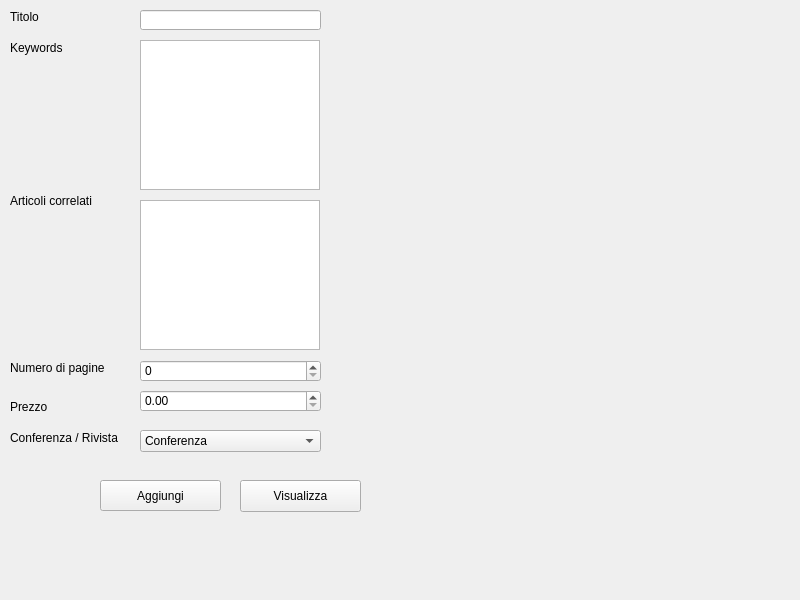
The window that Progetto/paginaarticolo.ui (marcovirgillo/ProgettoPO) describes before a commit, drawn with Qt 5.
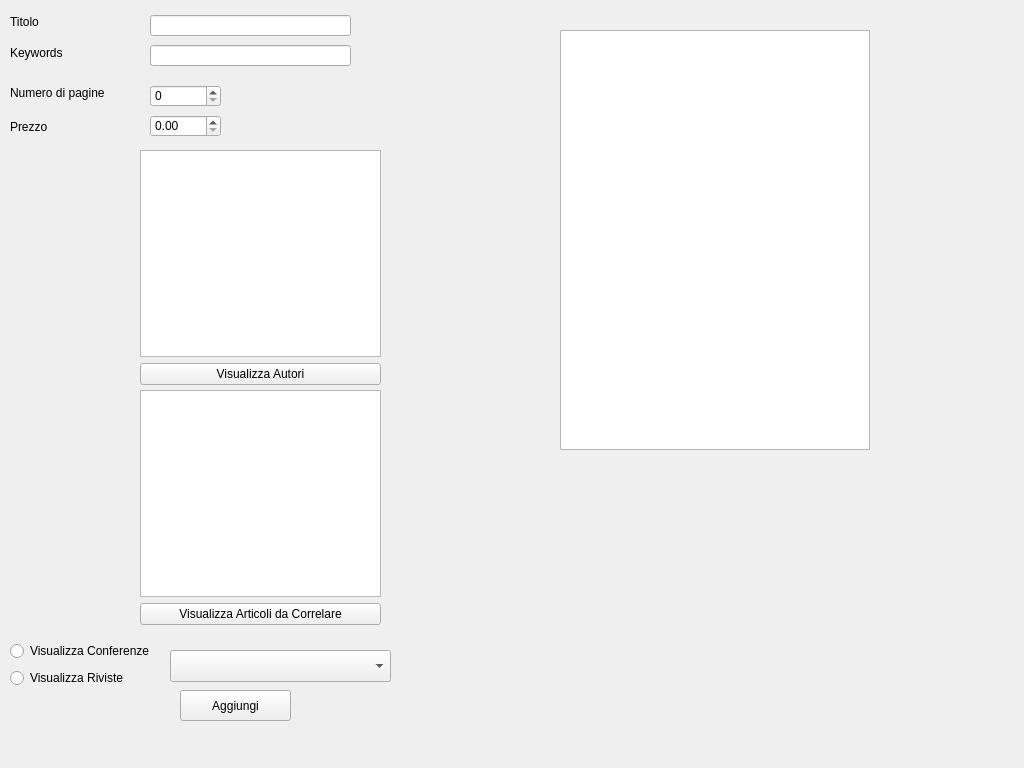
The same window after the commit.

Diff of the .ui file:
```diff
--- a/Progetto/paginaarticolo.ui
+++ b/Progetto/paginaarticolo.ui
@@ -6,8 +6,8 @@
    <rect>
     <x>0</x>
     <y>0</y>
-    <width>800</width>
-    <height>600</height>
+    <width>1024</width>
+    <height>768</height>
    </rect>
   </property>
   <property name="windowTitle">
@@ -18,36 +18,16 @@
     <rect>
      <x>0</x>
      <y>0</y>
-     <width>800</width>
-     <height>550</height>
+     <width>1024</width>
+     <height>718</height>
     </rect>
    </property>
    <widget class="QWidget" name="Home">
-    <widget class="QComboBox" name="Tipo">
-     <property name="geometry">
-      <rect>
-       <x>140</x>
-       <y>430</y>
-       <width>181</width>
-       <height>22</height>
-      </rect>
-     </property>
-     <item>
-      <property name="text">
-       <string>Conferenza</string>
-      </property>
-     </item>
-     <item>
-      <property name="text">
-       <string>Rivista</string>
-      </property>
-     </item>
-    </widget>
     <widget class="QLabel" name="labelPrezzo">
      <property name="geometry">
       <rect>
        <x>10</x>
-       <y>400</y>
+       <y>120</y>
        <width>47</width>
        <height>13</height>
       </rect>
@@ -60,7 +40,7 @@
      <property name="geometry">
       <rect>
        <x>10</x>
-       <y>360</y>
+       <y>85</y>
        <width>111</width>
        <height>16</height>
       </rect>
@@ -69,24 +49,11 @@
       <string>Numero di pagine</string>
      </property>
     </widget>
-    <widget class="QLabel" name="labelConferenzaRivista">
-     <property name="geometry">
-      <rect>
-       <x>10</x>
-       <y>430</y>
-       <width>121</width>
-       <height>16</height>
-      </rect>
-     </property>
-     <property name="text">
-      <string>Conferenza / Rivista</string>
-     </property>
-    </widget>
     <widget class="QLabel" name="labelKeywords">
      <property name="geometry">
       <rect>
        <x>10</x>
-       <y>40</y>
+       <y>45</y>
        <width>71</width>
        <height>16</height>
       </rect>
@@ -99,7 +66,7 @@
      <property name="geometry">
       <rect>
        <x>10</x>
-       <y>10</y>
+       <y>15</y>
        <width>47</width>
        <height>13</height>
       </rect>
@@ -108,25 +75,12 @@
       <string>Titolo</string>
      </property>
     </widget>
-    <widget class="QPushButton" name="buttonVisualizza">
-     <property name="geometry">
-      <rect>
-       <x>240</x>
-       <y>480</y>
-       <width>121</width>
-       <height>32</height>
-      </rect>
-     </property>
-     <property name="text">
-      <string>Visualizza</string>
-     </property>
-    </widget>
     <widget class="QSpinBox" name="NumeroPagine">
      <property name="geometry">
       <rect>
-       <x>140</x>
-       <y>360</y>
-       <width>181</width>
+       <x>150</x>
+       <y>85</y>
+       <width>71</width>
        <height>22</height>
       </rect>
      </property>
@@ -134,95 +88,138 @@
     <widget class="QLineEdit" name="Titolo">
      <property name="geometry">
       <rect>
-       <x>140</x>
-       <y>10</y>
-       <width>181</width>
-       <height>20</height>
-      </rect>
-     </property>
-    </widget>
-    <widget class="QPushButton" name="buttonAggiungi">
-     <property name="geometry">
-      <rect>
-       <x>100</x>
-       <y>480</y>
-       <width>121</width>
-       <height>31</height>
-      </rect>
-     </property>
-     <property name="text">
-      <string>Aggiungi</string>
-     </property>
-    </widget>
-    <widget class="QTextEdit" name="ArticoliCorrelati">
-     <property name="geometry">
-      <rect>
-       <x>140</x>
-       <y>200</y>
-       <width>180</width>
-       <height>150</height>
-      </rect>
-     </property>
-    </widget>
-    <widget class="QLabel" name="labelArticoliCorrelati">
-     <property name="geometry">
-      <rect>
-       <x>10</x>
-       <y>190</y>
-       <width>101</width>
+       <x>150</x>
+       <y>15</y>
+       <width>201</width>
        <height>21</height>
       </rect>
      </property>
-     <property name="text">
-      <string>Articoli correlati</string>
-     </property>
     </widget>
     <widget class="QDoubleSpinBox" name="Prezzo">
      <property name="geometry">
       <rect>
-       <x>140</x>
-       <y>390</y>
-       <width>181</width>
+       <x>150</x>
+       <y>115</y>
+       <width>71</width>
        <height>22</height>
       </rect>
      </property>
     </widget>
-    <widget class="QTextEdit" name="Keywords">
+    <widget class="QLineEdit" name="Keywords">
      <property name="geometry">
       <rect>
-       <x>140</x>
-       <y>40</y>
-       <width>180</width>
-       <height>150</height>
+       <x>150</x>
+       <y>45</y>
+       <width>201</width>
+       <height>21</height>
       </rect>
      </property>
     </widget>
-   </widget>
-   <widget class="QWidget" name="pageVisualizza">
     <widget class="QListWidget" name="listArticoli">
      <property name="geometry">
       <rect>
-       <x>220</x>
-       <y>110</y>
-       <width>330</width>
-       <height>370</height>
+       <x>560</x>
+       <y>30</y>
+       <width>310</width>
+       <height>420</height>
       </rect>
      </property>
     </widget>
-    <widget class="QLabel" name="labelArticoliInseriti">
+    <widget class="QComboBox" name="PubblicatoPer">
      <property name="geometry">
       <rect>
-       <x>40</x>
-       <y>60</y>
-       <width>100</width>
-       <height>20</height>
+       <x>170</x>
+       <y>650</y>
+       <width>221</width>
+       <height>32</height>
       </rect>
      </property>
-     <property name="text">
-      <string>Articoli inseriti:</string>
+    </widget>
+    <widget class="QWidget" name="">
+     <property name="geometry">
+      <rect>
+       <x>140</x>
+       <y>390</y>
+       <width>241</width>
+       <height>235</height>
+      </rect>
      </property>
+     <layout class="QVBoxLayout" name="verticalLayout">
+      <item>
+       <widget class="QListWidget" name="listArticoliCorrelati"/>
+      </item>
+      <item>
+       <widget class="QPushButton" name="buttonVisualizzaArticoli">
+        <property name="text">
+         <string>Visualizza Articoli da Correlare</string>
+        </property>
+       </widget>
+      </item>
+     </layout>
+    </widget>
+    <widget class="QWidget" name="">
+     <property name="geometry">
+      <rect>
+       <x>140</x>
+       <y>150</y>
+       <width>241</width>
+       <height>235</height>
+      </rect>
+     </property>
+     <layout class="QVBoxLayout" name="verticalLayout_2">
+      <item>
+       <widget class="QListWidget" name="listAutori"/>
+      </item>
+      <item>
+       <widget class="QPushButton" name="buttonVisualizzaAutori">
+        <property name="text">
+         <string>Visualizza Autori</string>
+        </property>
+       </widget>
+      </item>
+     </layout>
+    </widget>
+    <widget class="QWidget" name="">
+     <property name="geometry">
+      <rect>
+       <x>10</x>
+       <y>640</y>
+       <width>161</width>
+       <height>51</height>
+      </rect>
+     </property>
+     <layout class="QVBoxLayout" name="verticalLayout_3">
+      <item>
+       <widget class="QRadioButton" name="buttonConferenze">
+        <property name="text">
+         <string>Visualizza Conferenze</string>
+        </property>
+       </widget>
+      </item>
+      <item>
+       <widget class="QRadioButton" name="buttonRiviste">
+        <property name="text">
+         <string>Visualizza Riviste</string>
+        </property>
+       </widget>
+      </item>
+     </layout>
     </widget>
    </widget>
+   <widget class="QWidget" name="page2"/>
+  </widget>
+  <widget class="QPushButton" name="buttonAggiungi">
+   <property name="geometry">
+    <rect>
+     <x>180</x>
+     <y>690</y>
+     <width>111</width>
+     <height>31</height>
+    </rect>
+   </property>
+   <property name="text">
+    <string>Aggiungi</string>
+   </property>
   </widget>
  </widget>
  <resources/>
```
